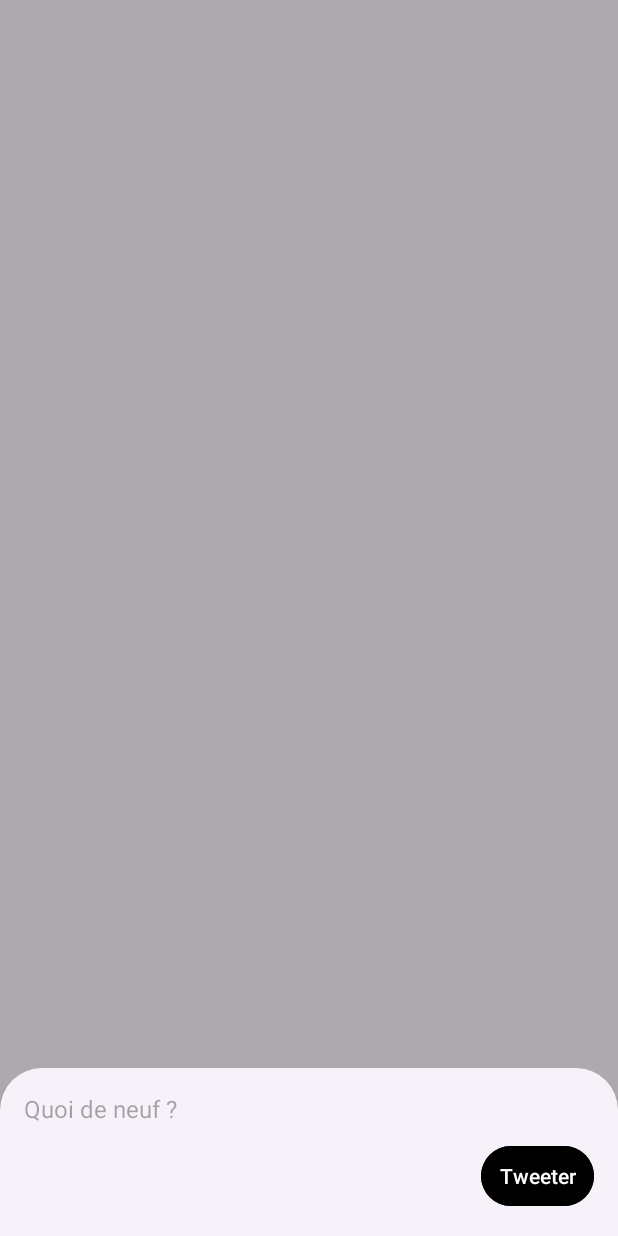
After one commit to Rydeckk/Twitter_android, an Android app: the fragment NewTweetModal shown on its own in the app's theme, on a phone screen of 412 x 824 dp. The commit adds this screen. Run offline under Robolectric (Android 15) with nearby library versions, the phone set to English and light mode, and no system bars.

Commit message:
tweets dispo

```diff
--- /dev/null
+++ b/client/app/src/main/java/com/example/twitter_like/data/request/tweet/TweetRequest.kt
@@ -0,0 +1,5 @@
+package com.example.twitter_like.data.request.tweet
+
+data class TweetRequest(
+    val content: String
+)
--- a/client/app/src/main/java/com/example/twitter_like/network/services/TweetService.kt
+++ b/client/app/src/main/java/com/example/twitter_like/network/services/TweetService.kt
@@ -1,9 +1,14 @@
 package com.example.twitter_like.network.services
 
+import com.example.twitter_like.data.model.tweet.Tweet
+import com.example.twitter_like.data.request.tweet.TweetRequest
+import com.example.twitter_like.network.dto.tweet_dto.TweetResponse
 import com.example.twitter_like.network.dto.tweets_dto.TweetDto
 import retrofit2.Call
+import retrofit2.http.Body
 import retrofit2.http.GET
 import retrofit2.http.Header
+import retrofit2.http.POST
 
 interface TweetService {
 
@@ -18,4 +23,7 @@ interface TweetService {
 
     @GET("tweets/like")
     fun getLikesTweets(@Header("Authorization") token: String): Call<List<TweetDto>>
+
+    @POST("tweets")
+    fun sendTweet(@Header("Authorization") token: String, @Body request: TweetRequest): Call<TweetResponse>
 }
--- /dev/null
+++ b/client/app/src/main/java/com/example/twitter_like/viewmodel/NewTweetModal.kt
@@ -0,0 +1,53 @@
+package com.example.twitter_like.ui
+
+import android.app.Dialog
+import android.os.Bundle
+import android.view.LayoutInflater
+import android.view.View
+import android.view.ViewGroup
+import android.widget.Button
+import android.widget.EditText
+import android.widget.Toast
+import com.example.twitter_like.R
+import com.example.twitter_like.network.callback.GenericCallback
+import com.example.twitter_like.network.dto.tweet_dto.TweetResponse
+import com.example.twitter_like.repositories.TweetRepository
+import com.google.android.material.bottomsheet.BottomSheetDialogFragment
+
+class NewTweetModal : BottomSheetDialogFragment() {
+
+    override fun onCreateView(
+        inflater: LayoutInflater, container: ViewGroup?,
+        savedInstanceState: Bundle?
+    ): View {
+        return inflater.inflate(R.layout.modal_new_tweet, container, false)
+    }
+
+    override fun onViewCreated(view: View, savedInstanceState: Bundle?) {
+        super.onViewCreated(view, savedInstanceState)
+
+        val tweetInput = view.findViewById<EditText>(R.id.tweet_input)
+        val tweetButton = view.findViewById<Button>(R.id.send_tweet_button)
+        val tweetRepository = TweetRepository(requireContext())
+
+        tweetButton.setOnClickListener {
+            val tweetText = tweetInput.text.toString().trim()
+            if (tweetText.isNotEmpty()) {
+                tweetRepository.sendTweet(tweetText, object : GenericCallback<TweetResponse> {
+                    override fun onSuccess(data: TweetResponse) {
+                        Toast.makeText(requireContext(), "Tweet envoyé !", Toast.LENGTH_SHORT).show()
+                        dismiss()
+                    }
+
+                    override fun onError(error: String) {
+                        Toast.makeText(requireContext(), "Erreur : $error", Toast.LENGTH_SHORT).show()
+                    }
+                })
+
+            } else {
+                Toast.makeText(requireContext(), "Le tweet ne peut pas être vide", Toast.LENGTH_SHORT).show()
+            }
+        }
+    }
+
+}
--- /dev/null
+++ b/client/app/src/main/res/layout/modal_new_tweet.xml
@@ -0,0 +1,25 @@
+<?xml version="1.0" encoding="utf-8"?>
+<LinearLayout xmlns:android="http://schemas.android.com/apk/res/android"
+    android:layout_width="match_parent"
+    android:layout_height="wrap_content"
+    android:orientation="vertical"
+    android:padding="16dp">
+
+    <EditText
+        android:id="@+id/tweet_input"
+        android:layout_width="match_parent"
+        android:layout_height="wrap_content"
+        android:hint="Quoi de neuf ?"
+        android:background="@null"
+        android:textSize="16sp" />
+
+    <Button
+        android:id="@+id/send_tweet_button"
+        android:layout_width="wrap_content"
+        android:layout_height="wrap_content"
+        android:text="Tweeter"
+        android:layout_gravity="end"
+        android:backgroundTint="@color/black"
+        android:textColor="@color/white"
+        android:layout_marginTop="10dp"/>
+</LinearLayout>
```
Also changed, not shown: client/app/src/main/java/com/example/twitter_like/network/dto/tweets_dto/TweetResponse.kt (added, +9 -0 lines), client/app/src/main/java/com/example/twitter_like/repositories/TweetRepository.kt (+29 -0 lines), client/app/src/main/java/com/example/twitter_like/views/pager_fragments/HomeFragment.kt (+7 -0 lines).
